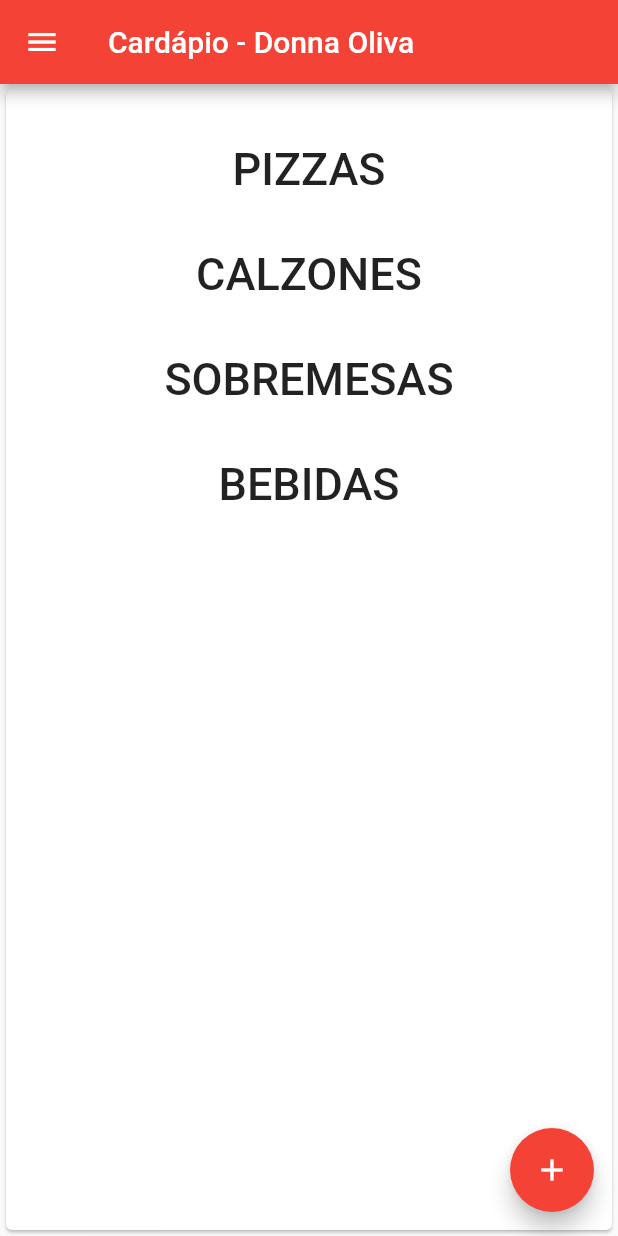
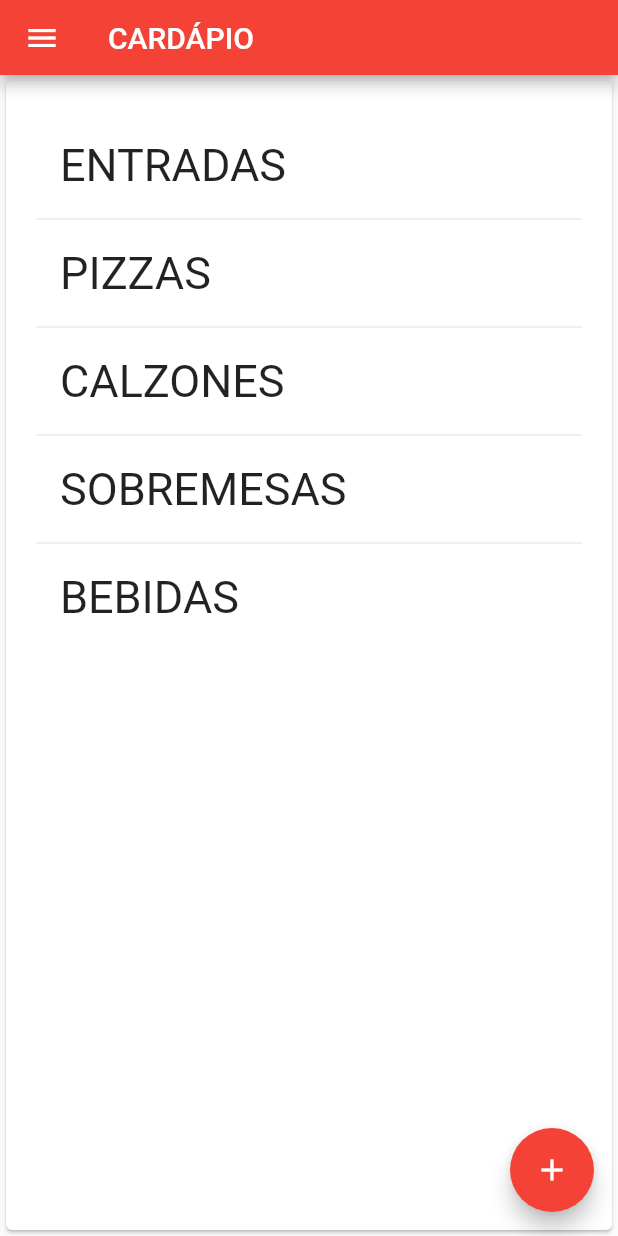
Before and after one commit to LeonardoSonsin/MyOrder, a Flutter app: the screen it shows after launch, after a tap on "Entrar", on a phone screen of 412 x 824 dp. Run offline on Flutter 3.47's test engine with Material 2 defaults, Android fonts, the phone set to English and light mode, and no system bars; our stand-ins replace font_awesome_flutter, mask_text_input_formatter.

Commit message:
Desenvolvimento das telas de Login e de Cadastro

```diff
--- a/lib/app_widget.dart
+++ b/lib/app_widget.dart
@@ -1,6 +1,8 @@
-import 'package:app1/register_page.dart';
+import 'package:app1/Cadastro/register_page.dart';
+import 'package:app1/Cadastro/register_page2.dart';
 import 'package:app1/settings.page.dart';
 import 'package:flutter/material.dart';
+import 'Cadastro/register_page3.dart';
 import 'app_controller.dart';
 import 'home_page.dart';
 import 'login_page.dart';
@@ -18,11 +20,13 @@ class AppWidget extends StatelessWidget {
               ? Brightness.dark
               : Brightness.light,
           ),
-          initialRoute: '/',
+          initialRoute: '/login',
           routes: {
-            '/': (context) => LoginPage(),
+            '/login': (context) => LoginPage(),
             '/home': (context) => HomePage(),
-            '/register': (context) => RegisterPage(),
+            '/register1': (context) => RegisterPage(),
+            '/register2': (context) => RegisterPage2(),
+            '/register3': (context) => RegisterPage3(),
             '/settings': (context) => SettingsPage(),
           }
         );
--- a/lib/home_page.dart
+++ b/lib/home_page.dart
@@ -1,8 +1,8 @@
-import 'package:app1/app_controller.dart';
-import 'package:app1/settings.page.dart';
 import 'package:flutter/material.dart';
 
 class HomePage extends StatefulWidget {
+  const HomePage({Key key}) : super(key: key);
+
   @override
   State<HomePage> createState() {
     return HomePageState();
@@ -10,116 +10,141 @@ class HomePage extends StatefulWidget {
 }
 
 class HomePageState extends State<HomePage> {
-  int counter = 0;
+  @override
+  Widget build(BuildContext context) {
+    return const Scaffold(
+      appBar: MyAppBar(),
+      body: CardapioListaItens(),
+      floatingActionButton: BotaoFlutuante(),
+      drawer: MenuDoUsuario(),
+    );
+  }
+}
+
+class MyAppBar extends StatelessWidget implements PreferredSizeWidget {
+  const MyAppBar({
+    Key key,
+  }) : super(key: key);
+
+  @override
+  Size get preferredSize => const Size.fromHeight(50);
 
   @override
   Widget build(BuildContext context) {
-    return Scaffold(
-      drawer: Drawer(
-        //Cria a estrutura de menu esquerdo sobre tela sozinho
-        child: Column(
-          children: [
-            UserAccountsDrawerHeader(
-              /*ClipRRect(borderRadius: BorderRadius.circular(40), child: */
-              currentAccountPicture:
-                  Image.asset('assets/imagens/logo.png') /*)*/,
-              accountName: Text('Usuário Teste'),
-              accountEmail: Text('myorder@hotmail.com'),
-            ),
-            ListTile(
-              leading: Icon(Icons.account_circle),
-              title: Text('Minha conta'),
-              subtitle: Text('Informações da sua conta'),
-              onTap: () {},
-            ),
-            ListTile(
-              leading: Icon(Icons.settings),
-              title: Text('Configurações'),
-              subtitle: Text('Minhas configurações'),
-              onTap: () {
-                Navigator.of(context).pushReplacementNamed('/settings');
-              },
-            ),
-            ListTile(
-              leading: Icon(Icons.contact_support),
-              title: Text('Suporte'),
-              subtitle: Text('Contate nossa equipe'),
-              onTap: () {},
-            ),
-            ListTile(
-              leading: Icon(Icons.arrow_back_ios),
-              title: Text('Sair'),
-              subtitle: Text('Finalizar sessão'),
-              onTap: () {
-                Navigator.of(context).pushReplacementNamed('/');
-              },
-            ),
-          ],
-        ),
-      ),
-      appBar: AppBar(
-        title: Text('Cardápio - Donna Oliva'),
-      ),
-      body: Container(
-        width: double.infinity,
-        height: double.infinity,
-        child: Card(
-          child: Padding(
+
+    return AppBar(
+      title: const Text('CARDÁPIO'),
+    );
+  }
+}
+
+class BotaoFlutuante extends StatelessWidget {
+  const BotaoFlutuante({
+    Key key,
+  }) : super(key: key);
+
+  @override
+  Widget build(BuildContext context) {
+    return FloatingActionButton(
+      child: const Icon(Icons.add),
+      onPressed: () {},
+    );
+  }
+}
+
+class CardapioListaItens extends StatelessWidget {
+  const CardapioListaItens({
+    Key key,
+  }) : super(key: key);
+
+  @override
+  Widget build(BuildContext context) {
+    return SizedBox(
+      width: double.infinity,
+      height: double.infinity,
+      child: Card(
+        child: Padding(
             padding:
                 const EdgeInsets.only(left: 12, right: 12, top: 20, bottom: 12),
-            child:  ListView(
+            child: ListView(
               padding: const EdgeInsets.all(8),
               children: <Widget>[
-                Container(
-                  height: 50,
-                  child: FlatButton(
-                    child: Text('PIZZAS', style: TextStyle(fontSize: 30)),
-                    onPressed: () {},
-                  ),
+                ListTile(
+                  title: const Text('ENTRADAS', style: TextStyle(fontSize: 30)),
+                  onTap: () {},
                 ),
-                SizedBox(
-                  height: 20,
+                const Divider(),
+                ListTile(
+                  title: const Text('PIZZAS', style: TextStyle(fontSize: 30)),
+                  onTap: () {},
                 ),
-                Container(
-                  height: 50,
-                  child: FlatButton(
-                    child: Text('CALZONES', style: TextStyle(fontSize: 30)),
-                    onPressed: () {},
-                  ),
+                const Divider(),
+                ListTile(
+                  title: const Text('CALZONES', style: TextStyle(fontSize: 30)),
+                  onTap: () {},
                 ),
-                SizedBox(
-                  height: 20,
+                const Divider(),
+                ListTile(
+                  title: const Text('SOBREMESAS', style: TextStyle(fontSize: 30)),
+                  onTap: () {},
                 ),
-                Container(
-                  height: 50,
-                  child: FlatButton(
-                    child: Text('SOBREMESAS', style: TextStyle(fontSize: 30)),
-                    onPressed: () {},
-                  ),
-                ),
-                SizedBox(
-                  height: 20,
-                ),
-                Container(
-                  height: 50,
-                  child: FlatButton(
-                    child: Text('BEBIDAS', style: TextStyle(fontSize: 30)),
-                    onPressed: () {},
-                  ),
+                const Divider(),
+                ListTile(
+                  title: const Text('BEBIDAS', style: TextStyle(fontSize: 30)),
+                  onTap: () {},
                 ),
               ],
-            )
-            ),
-          ),
-        ),
-      floatingActionButton: FloatingActionButton(
-        child: Icon(Icons.add),
-        onPressed: () {
-          setState(() {
-            counter++;
-          });
-        },
+            )),
       ),
     );
   }
 }
+
+class MenuDoUsuario extends StatelessWidget {
+  const MenuDoUsuario({
+    Key key,
+  }) : super(key: key);
+
+  @override
+  Widget build(BuildContext context) {
+    return Drawer(
+      child: Column(
+        children: [
+          UserAccountsDrawerHeader(
+            currentAccountPicture: Image.asset('assets/imagens/logo.png'),
+            accountName: const Text('Usuário Teste'),
+            accountEmail: const Text('myorder@myorder.com'),
+          ),
+          ListTile(
+            leading: const Icon(Icons.account_circle),
+            title: const Text('Minha conta'),
+            subtitle: const Text('Informações da sua conta'),
+            onTap: () {},
+          ),
+          ListTile(
+            leading: const Icon(Icons.settings),
+            title: const Text('Configurações'),
+            subtitle: const Text('Minhas configurações'),
+            onTap: () {
+              Navigator.of(context).pushNamed('/settings');
+            },
+          ),
+          ListTile(
+            leading: const Icon(Icons.contact_support),
+            title: const Text('Suporte'),
+            subtitle: const Text('Contate nossa equipe'),
+            onTap: () {},
+          ),
+          ListTile(
+            leading: const Icon(Icons.arrow_back_ios),
+            title: const Text('Sair'),
+            subtitle: const Text('Finalizar sessão'),
+            onTap: () {
+              Navigator.of(context).pushReplacementNamed('/login');
+            },
+          ),
+        ],
+      ),
+    );
+  }
+}
--- a/lib/login_page.dart
+++ b/lib/login_page.dart
@@ -1,38 +1,62 @@
 import 'package:flutter/material.dart';
+import 'package:font_awesome_flutter/font_awesome_flutter.dart';
 
 class LoginPage extends StatefulWidget {
-  const LoginPage({Key? key}) : super(key: key);
+  const LoginPage({Key key}) : super(key: key);
 
   @override
   _LoginPageState createState() => _LoginPageState();
 }
 
 class _LoginPageState extends State<LoginPage> {
-  String email = ""; //Criação da variável
-  String senha = ""; //Criação da variável
+  String email = "";
+  String senha = "";
 
-  Widget _body(){
+  @override
+  Widget build(BuildContext context) {
+    return Scaffold(
+        body: Stack(
+      children: [
+        camposTelaLogin(),
+      ],
+    ));
+  }
+
+  Widget camposTelaLogin() {
     return SingleChildScrollView(
-      //Usado para o teclado não ficar em cima do botão de Login
       child: SizedBox(
         width: MediaQuery.of(context).size.width,
         height: MediaQuery.of(context).size.height,
-        //Usado para o app se adequar a tela do smartphone do usuário
         child: Padding(
-          padding: const EdgeInsets.all(8.0), //Margem da tela
-          child:
-          Column(mainAxisAlignment: MainAxisAlignment.center, children: [
-            Container(
-              width: 200,
-              height: 200,
+          padding: const EdgeInsets.all(20.0),
+          child: Column(
+            mainAxisAlignment: MainAxisAlignment.center,
+            children: [
+              SizedBox(
+                width: 150,
+                height: 150,
                 child: Image.asset('assets/imagens/logo.png'),
               ),
-            Container(
-              height: 20,
+              Container(height: 20),
+              Row(
+                mainAxisAlignment: MainAxisAlignment.center,
+                children: [
+                  const Icon(FontAwesomeIcons.facebook,
+                      color: Colors.blue, size: 40.0),
+                  Container(width: 50),
+                  const Icon(FontAwesomeIcons.google,
+                      color: Colors.black, size: 40.0),
+                  Container(width: 50),
+                  const Icon(FontAwesomeIcons.apple,
+                      color: Colors.black, size: 40.0),
+                ],
               ),
+              Container(height: 30),
               Card(
+                elevation: 10,
                 child: Padding(
-                padding: const EdgeInsets.only(left: 12, right: 12, top: 20, bottom: 12),//EdgeInsets.all(8.0),
+                  padding: const EdgeInsets.only(
+                      left: 15, right: 15, top: 20, bottom: 15),
                   child: Column(
                     children: [
                       TextField(
@@ -40,74 +64,63 @@ class _LoginPageState extends State<LoginPage> {
                           email = text;
                         },
                         keyboardType: TextInputType.emailAddress,
-                      //Teclado em formato de email
-                      decoration: InputDecoration(
-                          labelText: 'Email', border: OutlineInputBorder()),
+                        decoration: const InputDecoration(
+                            labelText: 'Email ou número de telefone',
+                            border: OutlineInputBorder()),
                       ),
-                    SizedBox(
-                      height: 10,
-                    ),
+                      const Divider(),
                       TextField(
                         onChanged: (text) {
                           senha = text;
                         },
-                      obscureText: true, //Texto em formato de senha (****)
-                      decoration: InputDecoration(
+                        obscureText: true,
+                        decoration: const InputDecoration(
                             labelText: 'Senha', border: OutlineInputBorder()),
                       ),
-                    Container(
-                      height: 40,
-                      alignment: Alignment.centerRight,
-                      child: FlatButton(
-                        child: Text('Esqueci minha senha', textAlign: TextAlign.right,),
+                      Container(height: 30),
+                      ElevatedButton(
+                        style: ElevatedButton.styleFrom(
+                            primary: Colors.red,
+                            fixedSize: const Size(320, 50)),
+                        child: const Text(
+                          'Entrar',
+                          style: TextStyle(color: Colors.white, fontSize: 20),
+                        ),
+                        onPressed: () {
+                          /*if (email == 'myorder@myorder.com' && senha == '123')*/
+                          Navigator.of(context).pushReplacementNamed('/home');
+                        },
+                      ),
+                      TextButton(
+                        child: const Center(
+                          child: Text('Esqueceu a senha?',
+                              style:
+                                  TextStyle(fontSize: 15, color: Colors.red)),
+                        ),
                         onPressed: () {},
                       ),
+                      Container(height: 20),
+                      const Divider(),
+                      ElevatedButton(
+                        style: ElevatedButton.styleFrom(
+                            primary: Colors.green,
+                            fixedSize: const Size(150, 50)),
+                        child: const Text(
+                          'Criar nova conta',
+                          style: TextStyle(color: Colors.white, fontSize: 15),
                         ),
-                    SizedBox(
-                      height: 10,
+                        onPressed: () {
+                          Navigator.of(context).pushNamed('/register1');
+                        },
                       ),
-                    RaisedButton(
-                      textColor: Colors.white,
-                      color: Colors.red,
-                        onPressed: () {
-                          /*if (email == 'myorder@hotmail.com' && senha == '123')*/
-                            Navigator.of(context).pushReplacementNamed('/home');
-                        },
-                        child: Container(
-                            width: double.infinity, child: Text('Entrar', textAlign: TextAlign.center,))),
-                    Container(
-                      height: 40,
-                      alignment: Alignment.center,
-                      child: FlatButton(
-                        child: Text('Cadastre-se'),
-                        onPressed: () {
-                          Navigator.pushNamed(context, '/register');
-                        },
+                    ],
+                  ),
                 ),
               ),
             ],
           ),
         ),
       ),
-          ]),
-        ),
-      ),
-    );
-  }
-  @override
-  Widget build(BuildContext context) {
-    return Scaffold(
-      body: Stack( //Empilha Widgets (O primeiro fica embaixo do segundo ...)
-        children: [
-          SizedBox(
-              height: MediaQuery.of(context).size.height,
-              child: Image.asset('assets/imagens/background.jpg', fit: BoxFit.cover)),  //BACKGROUND
-          Container(
-            color: Colors.black.withOpacity(0.3)
-          ), // MÁSCARA
-          _body(), //TELA LOGIN
-        ],
-      )
     );
   }
 }
--- a/pubspec.yaml
+++ b/pubspec.yaml
@@ -18,7 +18,7 @@ publish_to: 'none' # Remove this line if you wish to publish to pub.dev
 version: 1.0.0+1
 
 environment:
-  sdk: ">=2.12.0 <3.0.0"
+  sdk: ">=2.7.0 <3.0.0"
 
 # Dependencies specify other packages that your package needs in order to work.
 # To automatically upgrade your package dependencies to the latest versions
@@ -34,6 +34,8 @@ dependencies:
   # The following adds the Cupertino Icons font to your application.
   # Use with the CupertinoIcons class for iOS style icons.
   cupertino_icons: ^1.0.2
+  font_awesome_flutter: ">=4.7.1"
+  mask_text_input_formatter: ^2.1.0
 
 dev_dependencies:
   flutter_test:
```
Also changed, not shown: lib/Cadastro/register_page.dart (added, +61 -0 lines), lib/Cadastro/register_page2.dart (added, +96 -0 lines), lib/Cadastro/register_page3.dart (added, +105 -0 lines), lib/register_page.dart (deleted, +0 -72 lines), lib/settings.page.dart (+6 -6 lines), lib/Cadastro/forget_page.dart (added), pubspec.lock, 2 other files. Lines whose indentation alone changed are shown as unchanged.
